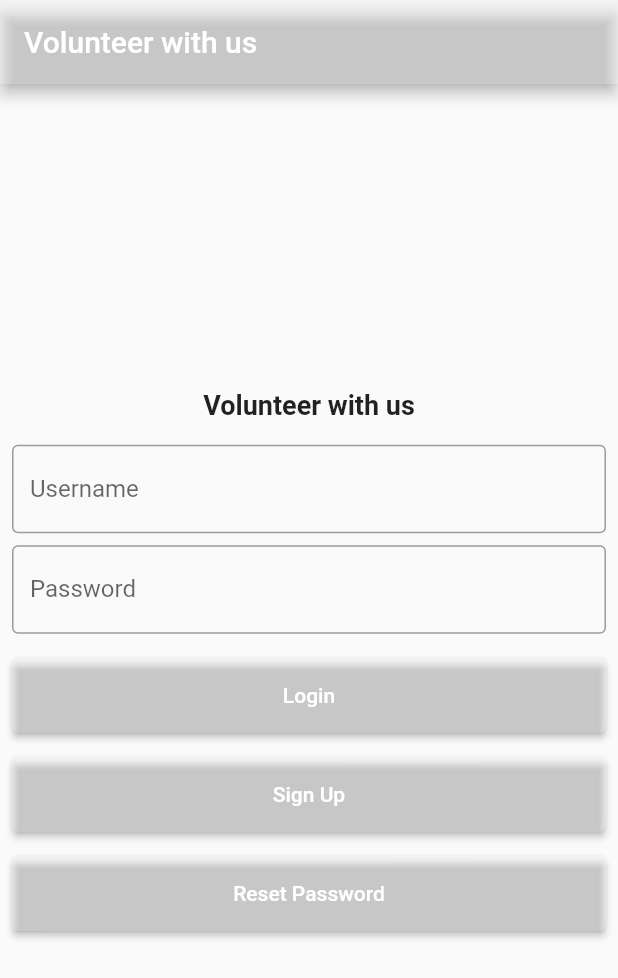
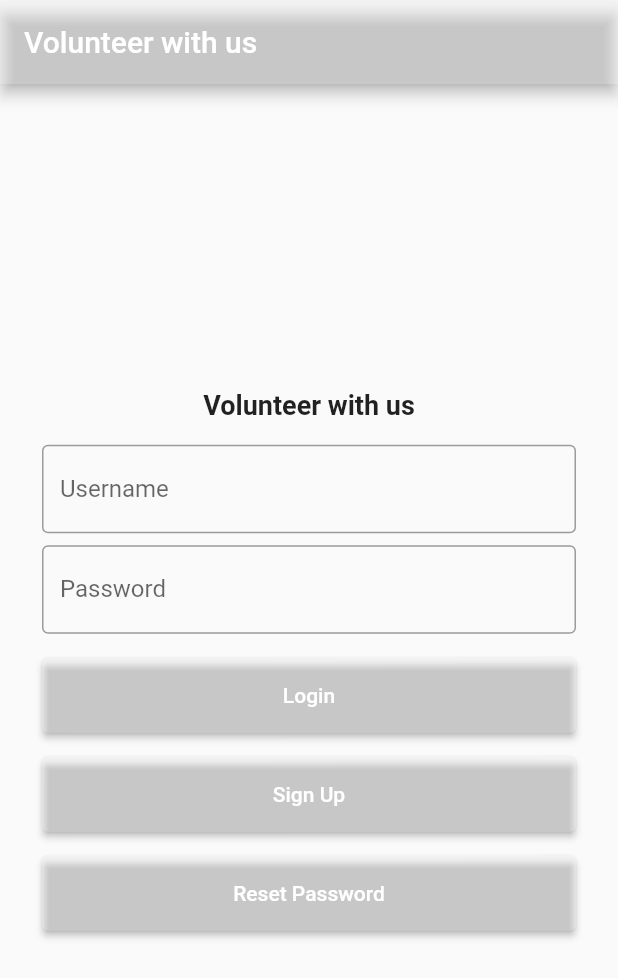
Before and after one commit to AlexandraDamaschin/SkipToTheFuture-Frontend, a Flutter app: the screen it shows after launch, on a phone screen of 412 x 824 dp. Shown: the top 978 px of the screen. Run offline on Flutter 3.47's test engine with Material 2 defaults, Android fonts, the phone set to English and light mode, and no system bars; our stand-ins replace parse_server_sdk_flutter.

Commit message:
Design login screen for web

```diff
--- a/lib/login/login.dart
+++ b/lib/login/login.dart
@@ -23,7 +23,8 @@ class _LoginPageState extends State<LoginPage> {
           backgroundColor: Colors.white24,
           title: const Text('Volunteer with us'),
         ),
-        body: Center(
+        body: LayoutBuilder(builder: (context, constrains) {
+          return Center(
             child: SingleChildScrollView(
               padding: const EdgeInsets.all(8),
               child: Column(
@@ -31,16 +32,20 @@ class _LoginPageState extends State<LoginPage> {
                 children: [
                   Center(
                     child: const Text('Volunteer with us',
-                      style:
-                          TextStyle(fontSize: 18, fontWeight: FontWeight.bold)),
+                        style: TextStyle(
+                            fontSize: 18, fontWeight: FontWeight.bold)),
                   ),
                   SizedBox(
-                  height: 16,
+                    height: (constrains.maxWidth < 700) ? 16 : 48,
                   ),
-                TextField(
+                  Container(
+                    margin: (constrains.maxWidth < 700)
+                        ? EdgeInsets.only(right: 20, left: 20)
+                        : EdgeInsets.only(right: 500, left: 500),
+                    child: TextField(
                       controller: controllerUsername,
                       enabled: !isLoggedIn,
-                  keyboardType: TextInputType.text,
+                      keyboardType: TextInputType.emailAddress,
                       textCapitalization: TextCapitalization.none,
                       autocorrect: false,
                       decoration: InputDecoration(
@@ -48,10 +53,15 @@ class _LoginPageState extends State<LoginPage> {
                               borderSide: BorderSide(color: Colors.black)),
                           labelText: 'Username'),
                     ),
+                  ),
                   SizedBox(
-                  height: 8,
+                    height: (constrains.maxWidth < 700) ? 8 : 24,
                   ),
-                TextField(
+                  Container(
+                    margin: (constrains.maxWidth < 700)
+                        ? EdgeInsets.only(right: 20, left: 20)
+                        : EdgeInsets.only(right: 500, left: 500),
+                    child: TextField(
                       controller: controllerPassword,
                       enabled: !isLoggedIn,
                       obscureText: true,
@@ -63,11 +73,15 @@ class _LoginPageState extends State<LoginPage> {
                               borderSide: BorderSide(color: Colors.black)),
                           labelText: 'Password'),
                     ),
+                  ),
                   SizedBox(
-                  height: 16,
+                    height: (constrains.maxWidth < 700) ? 16 : 28,
                   ),
                   Container(
                     height: 50,
+                    margin: (constrains.maxWidth < 700)
+                        ? EdgeInsets.only(right: 20, left: 20)
+                        : EdgeInsets.only(right: 500, left: 500),
                     child: ElevatedButton(
                       style: ElevatedButton.styleFrom(
                         primary: Colors.white24,
@@ -77,10 +91,13 @@ class _LoginPageState extends State<LoginPage> {
                     ),
                   ),
                   SizedBox(
-                  height: 16,
+                    height: (constrains.maxWidth < 700) ? 16 : 28,
                   ),
                   Container(
                     height: 50,
+                    margin: (constrains.maxWidth < 700)
+                        ? EdgeInsets.only(right: 20, left: 20)
+                        : EdgeInsets.only(right: 500, left: 500),
                     child: ElevatedButton(
                       style: ElevatedButton.styleFrom(
                         primary: Colors.white24,
@@ -90,10 +107,13 @@ class _LoginPageState extends State<LoginPage> {
                     ),
                   ),
                   SizedBox(
-                  height: 16,
+                    height: (constrains.maxWidth < 700) ? 16 : 28,
                   ),
                   Container(
                     height: 50,
+                    margin: (constrains.maxWidth < 700)
+                        ? EdgeInsets.only(right: 20, left: 20)
+                        : EdgeInsets.only(right: 500, left: 500),
                     child: ElevatedButton(
                       style: ElevatedButton.styleFrom(
                         primary: Colors.white24,
@@ -105,7 +125,8 @@ class _LoginPageState extends State<LoginPage> {
                 ],
               ),
             ),
-        ));
+          );
+        }));
   }
 
   void doUserLogin() async {
```
Lines whose indentation alone changed are shown as unchanged.
